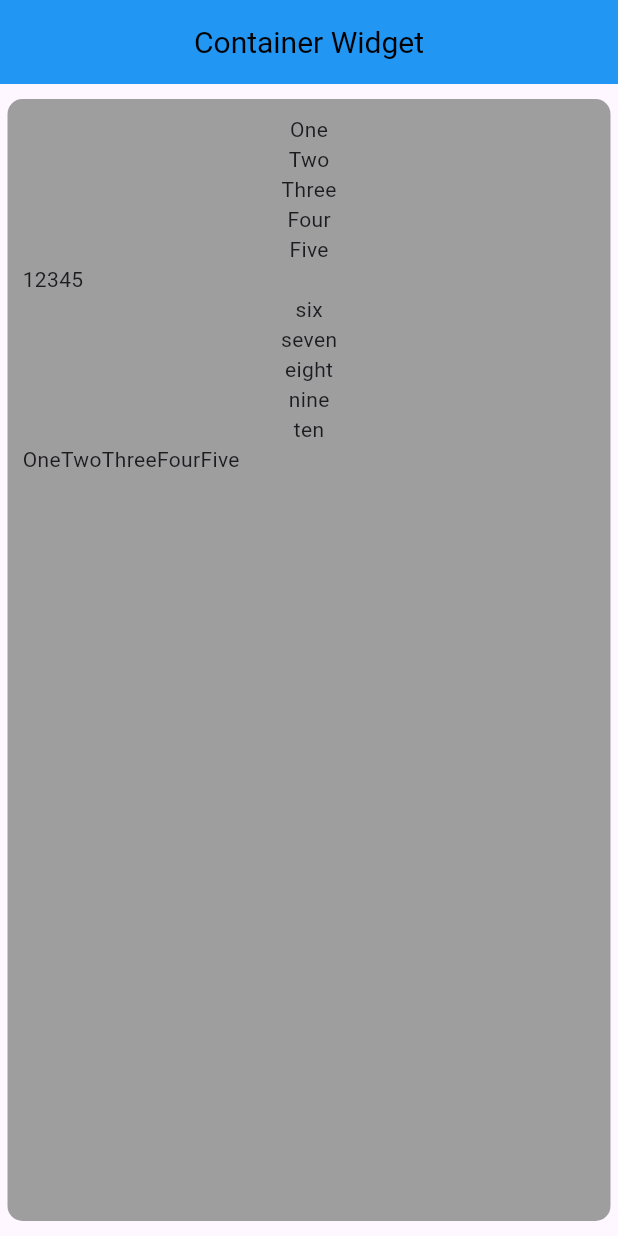
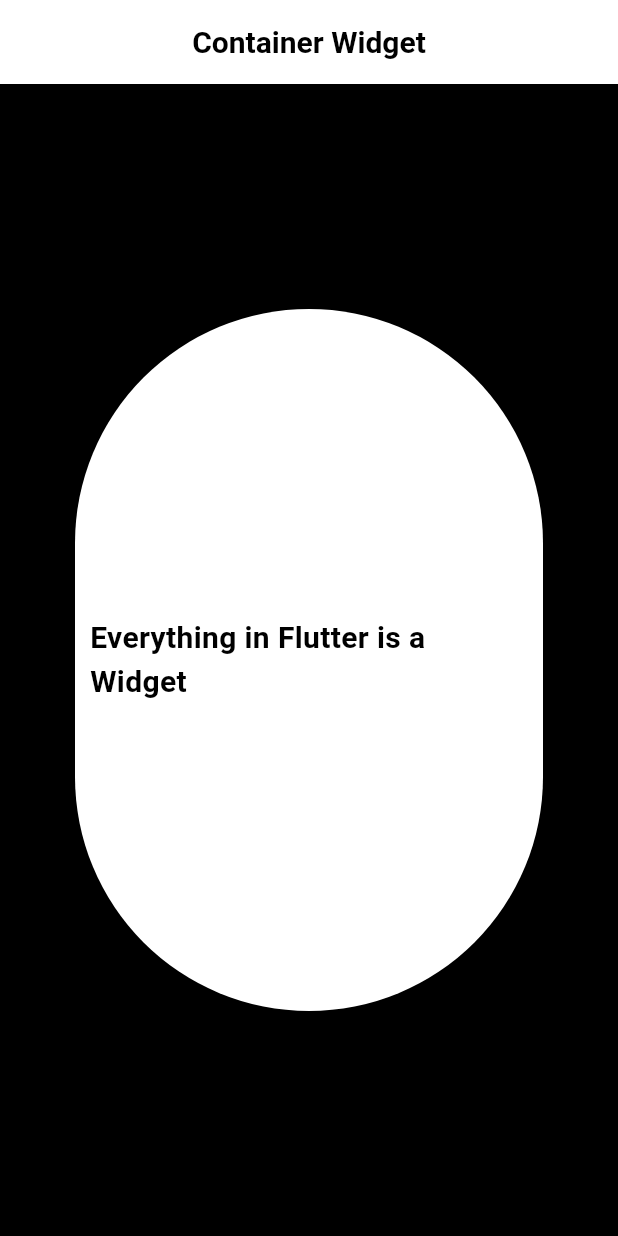
Before and after one commit to Majok-Bol/container_widget, a Flutter app: the screen it shows after launch, on a phone screen of 412 x 824 dp. Run offline on Flutter 3.47's test engine with Material 3 defaults, Android fonts, the phone set to English and light mode, and no system bars.

Commit message:
changed background color of Scaffold

```diff
--- a/lib/main.dart
+++ b/lib/main.dart
@@ -8,60 +8,26 @@ class MyApp extends StatelessWidget{
     return MaterialApp(
       debugShowCheckedModeBanner: false,
       home: Scaffold(
+        backgroundColor: Colors.black,
         appBar: AppBar(
-          backgroundColor: Colors.blue,
-          title: Text('Container Widget',style: TextStyle(color: Colors.black,fontSize: 20),
+          backgroundColor: Colors.white,
+          title: Text('Container Widget',style: TextStyle(color: Colors.black,fontSize: 20,fontWeight: FontWeight.bold),
           ),
         centerTitle: true,
         ),
-        body: Container(
-          margin: EdgeInsets.symmetric(vertical: 10,horizontal: 5),
+        body:Center(child:  Container(
+          margin: EdgeInsets.symmetric(vertical: 150,horizontal: 50),
           padding: EdgeInsets.all(10.0),
+          width: double.infinity,
+          height: double.infinity,
           decoration: BoxDecoration(
-            color: Colors.grey,
-            borderRadius: BorderRadius.circular(10),
+            color: Colors.white,
+            borderRadius: BorderRadius.circular(250),
+
           ),
-child: Column(
-  children: [
-    Column(
-      children: [
-        Text('One'),
-        Text('Two'),
-        Text('Three'),
-        Text('Four'),
-        Text('Five'),
-      ],
-    ),
-    Row(
-      children: [
-        Text('1'),
-        Text('2'),
-        Text('3'),
-        Text('4'),
-        Text('5'),
-      ],
-    ),
-    Column(
-      children: [
-        Text('six'),
-        Text('seven'),
-        Text('eight'),
-        Text('nine'),
-        Text('ten'),
-      ],
-    ),
-    Row(
-      children: [
-        Text('One'),
-        Text('Two'),
-        Text('Three'),
-        Text('Four'),
-        Text('Five'),
-      ],
-    ),
-  ],
-),
+          child: Center(child: Text('Everything in Flutter is a Widget',style: TextStyle(fontSize: 20,color: Colors.black,fontWeight: FontWeight.bold),),),
         ),
+      ),
       ),
     );
   }
```
